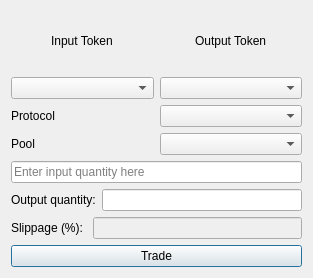
This is TradeDialog.ui in LiquidityProtocol/AMM-Simulator as Qt 5 draws it before an edit. The edited form follows.
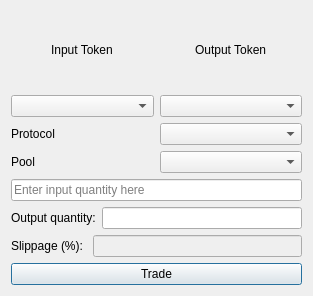
This is the edited form.

```diff
--- a/TradeDialog.ui
+++ b/TradeDialog.ui
@@ -7,7 +7,7 @@
     <x>0</x>
     <y>0</y>
     <width>313</width>
-    <height>278</height>
+    <height>296</height>
    </rect>
   </property>
   <property name="windowTitle">
@@ -116,6 +116,9 @@
        <property name="enabled">
         <bool>false</bool>
        </property>
+       <property name="readOnly">
+        <bool>true</bool>
+       </property>
       </widget>
      </item>
     </layout>
```
